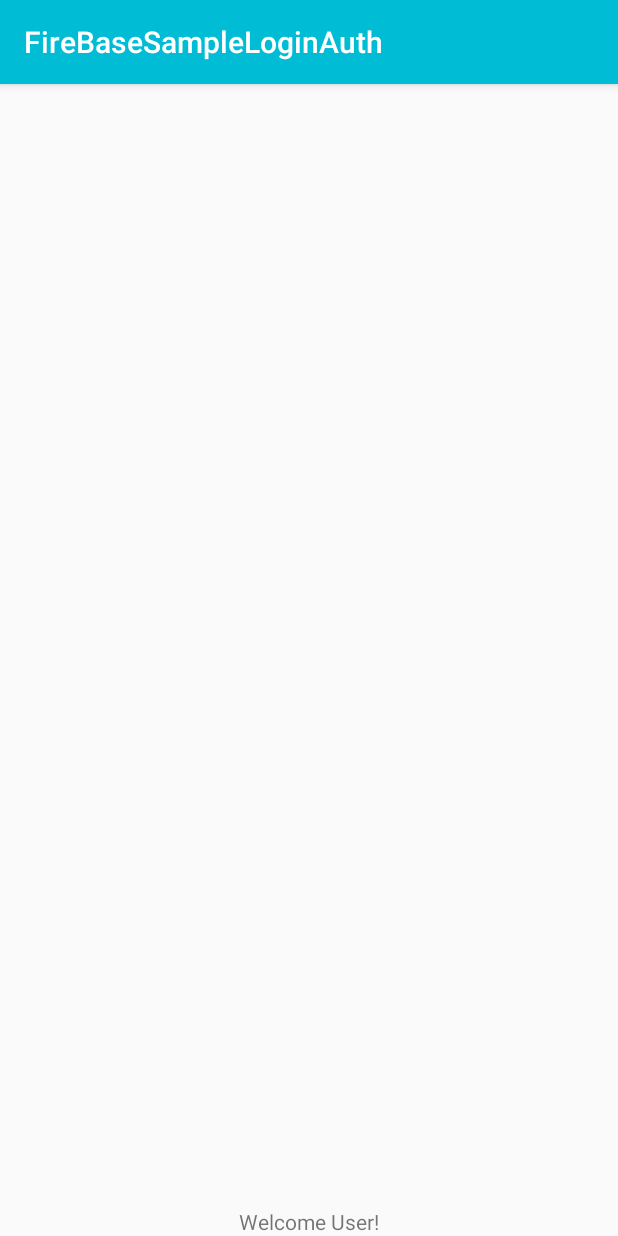
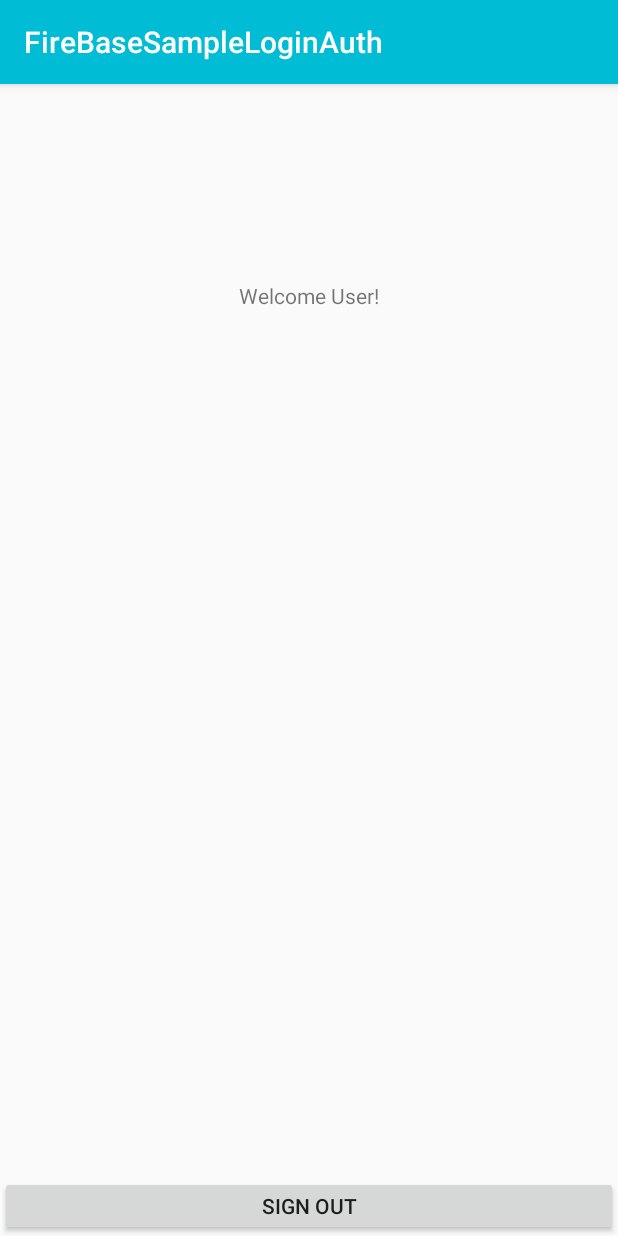
Before and after one commit to abh22ishek/FirebaseLoginSample_, an Android app: the MainActivity screen opened directly, with no data from a screen before it, on a phone screen of 412 x 824 dp. Run offline under Robolectric (Android 15) with nearby library versions, the phone set to English and light mode, and no system bars; our stand-ins replace Firebase (no records; nobody signed in at launch, a user with empty details on screens opened directly); 1 statement that could not run was skipped.

Commit message:
SignOut added

```diff
--- a/app/src/main/java/abhishek/com/firebasesampleloginauth/MainActivity.java
+++ b/app/src/main/java/abhishek/com/firebasesampleloginauth/MainActivity.java
@@ -2,19 +2,44 @@ package abhishek.com.firebasesampleloginauth;
 
 import android.support.v7.app.AppCompatActivity;
 import android.os.Bundle;
+import android.view.View;
+import android.widget.Button;
 import android.widget.TextView;
+import android.widget.Toast;
+
+import com.google.firebase.auth.FirebaseAuth;
 
 public class MainActivity extends AppCompatActivity {
 
 
     TextView userId;
-
+    Button signOut;
+    private FirebaseAuth auth;
     @Override
     protected void onCreate(Bundle savedInstanceState) {
         super.onCreate(savedInstanceState);
         setContentView(R.layout.activity_main);
 
         userId=findViewById(R.id.userId);
+        signOut=findViewById(R.id.signOut);
+
+        signOut.setOnClickListener(new View.OnClickListener() {
+            @Override
+            public void onClick(View view) {
+
+                try
+                {
+                    FirebaseAuth.getInstance().signOut();
+                    Toast.makeText(MainActivity.this,"sign Out Successful",Toast.LENGTH_SHORT).show();
+                    finish();
+
+                }catch (Exception e){
+                    Toast.makeText(MainActivity.this,"Unable to SignOut",Toast.LENGTH_SHORT).show();
+                   e.printStackTrace();
+                }
+
+            }
+        });
 
         if(getIntent().getExtras().getString("user")!=null)
         {
--- a/app/src/main/res/layout/activity_main.xml
+++ b/app/src/main/res/layout/activity_main.xml
@@ -1,19 +1,23 @@
 <?xml version="1.0" encoding="utf-8"?>
-<android.support.constraint.ConstraintLayout xmlns:android="http://schemas.android.com/apk/res/android"
-    xmlns:app="http://schemas.android.com/apk/res-auto"
-    xmlns:tools="http://schemas.android.com/tools"
+<RelativeLayout xmlns:android="http://schemas.android.com/apk/res/android"
     android:layout_width="match_parent"
-    android:layout_height="match_parent"
-    tools:context="abhishek.com.firebasesampleloginauth.MainActivity">
+    android:layout_height="match_parent">
 
     <TextView
+        android:id="@+id/userId"
         android:layout_width="wrap_content"
         android:layout_height="wrap_content"
-        android:text="Welcome User!"
-        android:id="@+id/userId"
+        android:layout_alignParentTop="true"
+        android:layout_centerHorizontal="true"
+        android:layout_marginTop="131dp"
+        android:text="Welcome User!" />
 
-        app:layout_constraintBottom_toBottomOf="parent"
-        app:layout_constraintLeft_toLeftOf="parent"
-        app:layout_constraintRight_toRightOf="parent" />
+    <Button
+        android:id="@+id/signOut"
+        android:layout_width="match_parent"
+        android:layout_height="40dp"
+        android:layout_alignParentBottom="true"
+        android:layout_centerHorizontal="true"
+        android:text="Sign Out" />
 
-</android.support.constraint.ConstraintLayout>
+</RelativeLayout>
```
